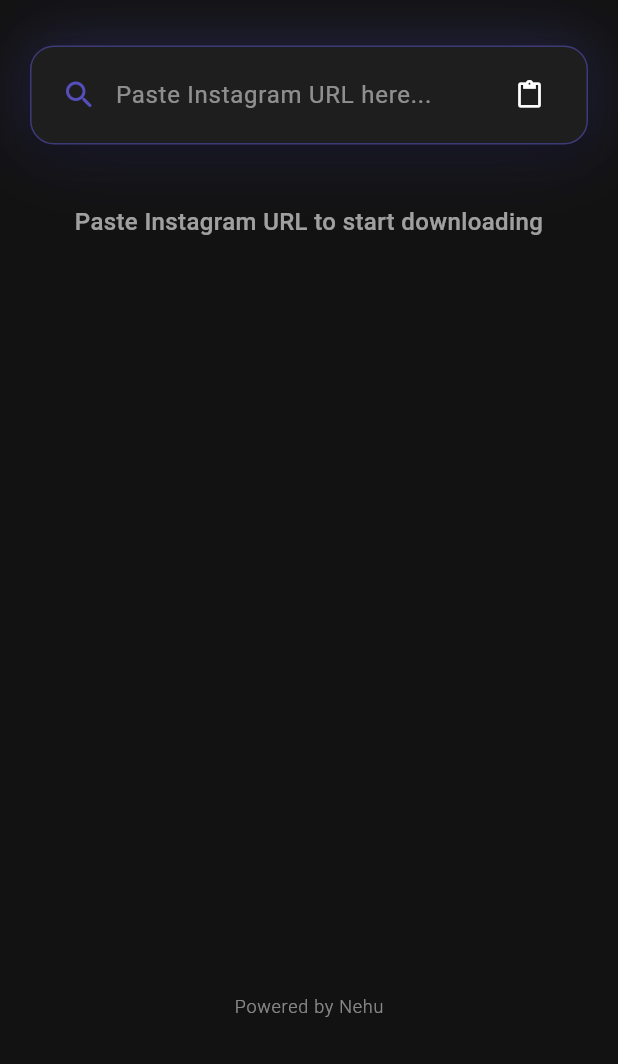
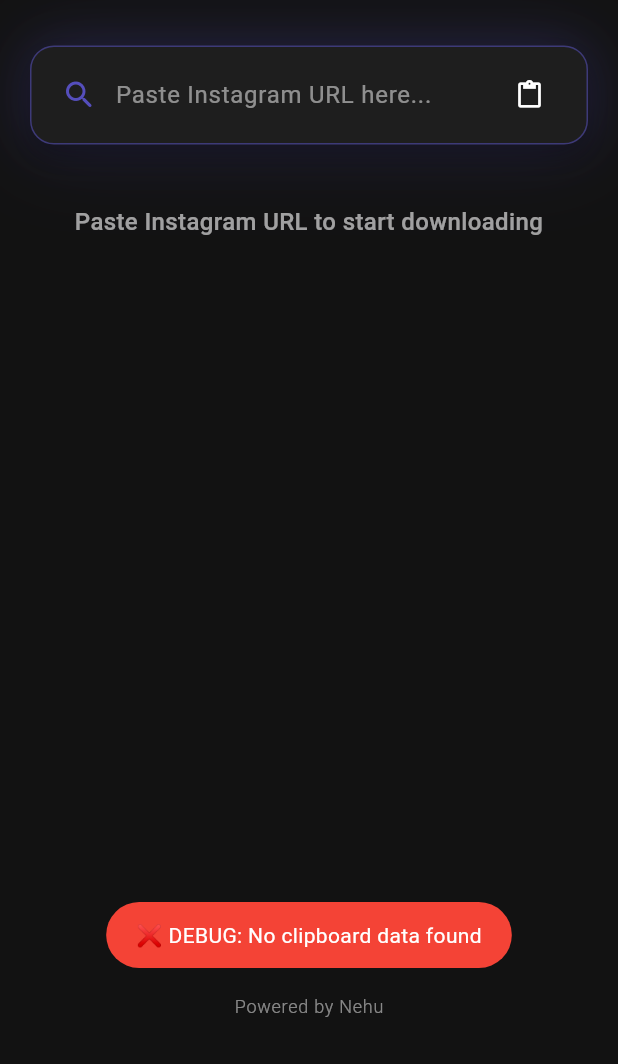
Before and after one commit to hiotakuofficial-cloud/GetInsta, a Flutter app: the screen it shows after launch, after a tap on the "content paste" icon, on a phone screen of 412 x 824 dp, the part 172-1236 px from its top. Run offline on Flutter 3.47's test engine with Material 3 defaults, Android fonts, the phone set to English and light mode, and no system bars; our stand-ins replace chewie, connectivity_plus, flutter_local_notifications, fluttertoast, permission_handler, shared_preferences and 1 more; missing offline and left inert: screen_brightness, volume_controller; Roboto replaces fonts that are missing (Cursive).

Commit message:
Add comprehensive debugging toasts to track URL processing and quick action flow

```diff
--- a/lib/home_screen.dart
+++ b/lib/home_screen.dart
@@ -154,11 +154,22 @@ class _HomeScreenState extends State<HomeScreen> with TickerProviderStateMixin {
   }
 
   void _onPastePressed() async {
+    Fluttertoast.showToast(
+      msg: "📋 DEBUG: Paste pressed, hasText: $_hasText",
+      backgroundColor: Colors.grey,
+      toastLength: Toast.LENGTH_LONG
+    );
+
     if (_hasText) {
       // If text exists, treat as download action (manual input)
       final url = _searchController.text;
       if (url.isNotEmpty) {
         _isQuickAction = false; // Manual input = show options
+        Fluttertoast.showToast(
+          msg: "⌨️ DEBUG: Manual input detected, Quick: $_isQuickAction",
+          backgroundColor: Colors.indigo,
+          toastLength: Toast.LENGTH_LONG
+        );
         _processInstagramUrl(url);
       }
     } else {
@@ -176,22 +187,57 @@ class _HomeScreenState extends State<HomeScreen> with TickerProviderStateMixin {
 
         // Auto-process for quick action
         _isQuickAction = true; // Paste from clipboard = quick download
+        Fluttertoast.showToast(
+          msg: "📋 DEBUG: Clipboard paste detected, Quick: $_isQuickAction, URL: ${data.text!.substring(0, data.text!.length > 30 ? 30 : data.text!.length)}...",
+          backgroundColor: Colors.teal,
+          toastLength: Toast.LENGTH_LONG
+        );
         _processInstagramUrl(data.text!);
+      } else {
+        Fluttertoast.showToast(
+          msg: "❌ DEBUG: No clipboard data found",
+          backgroundColor: Colors.red,
+          toastLength: Toast.LENGTH_LONG
+        );
       }
     }
   }
 
   void _processInstagramUrl(String url) async {
+    // Debug toast to see what URL is received
+    Fluttertoast.showToast(
+      msg: "🔍 DEBUG: Received URL: ${url.substring(0, url.length > 50 ? 50 : url.length)}...",
+      backgroundColor: Colors.orange,
+      toastLength: Toast.LENGTH_LONG
+    );
+
     // Check if it's YouTube or Pinterest first
     if (YouTubePinterestHandler.isYouTubeUrl(url)) {
+      Fluttertoast.showToast(
+        msg: "🎥 DEBUG: Detected YouTube URL, Quick: $_isQuickAction",
+        backgroundColor: Colors.blue,
+        toastLength: Toast.LENGTH_LONG
+      );
       _processYouTubeUrl(url);
       return;
     }
 
     if (YouTubePinterestHandler.isPinterestUrl(url)) {
+      Fluttertoast.showToast(
+        msg: "📌 DEBUG: Detected Pinterest URL, Quick: $_isQuickAction",
+        backgroundColor: Colors.pink,
+        toastLength: Toast.LENGTH_LONG
+      );
       _processPinterestUrl(url);
       return;
     }
+
+    // Debug for Instagram detection
+    Fluttertoast.showToast(
+      msg: "📷 DEBUG: Processing as Instagram URL",
+      backgroundColor: Colors.purple,
+      toastLength: Toast.LENGTH_LONG
+    );
 
     // Original Instagram processing (unchanged)
     if (!InstagramHandler.isValidInstagramUrl(url)) {
@@ -1330,6 +1376,12 @@ class _HomeScreenState extends State<HomeScreen> with TickerProviderStateMixin {
 
   // YouTube processing
   void _processYouTubeUrl(String url) async {
+    Fluttertoast.showToast(
+      msg: "🎥 DEBUG: YouTube processing started, Quick: $_isQuickAction",
+      backgroundColor: Colors.blue,
+      toastLength: Toast.LENGTH_LONG
+    );
+
     final connectivityResult = await Connectivity().checkConnectivity();
     if (connectivityResult == ConnectivityResult.none) {
       _showNoInternetToast();
@@ -1343,8 +1395,20 @@ class _HomeScreenState extends State<HomeScreen> with TickerProviderStateMixin {
     try {
       // Use the quick action flag instead of text field check
       if (_isQuickAction) {
+        Fluttertoast.showToast(
+          msg: "⚡ DEBUG: Starting quick YouTube download...",
+          backgroundColor: Colors.green,
+          toastLength: Toast.LENGTH_LONG
+        );
+
         // Quick download 360p
         final result = await YouTubePinterestHandler.quickDownloadYouTube(url);
+
+        Fluttertoast.showToast(
+          msg: "📊 DEBUG: Quick download result: ${result['success']}",
+          backgroundColor: Colors.yellow,
+          toastLength: Toast.LENGTH_LONG
+        );
 
         if (result['success'] == true) {
           final downloadResult = await InstagramHandler.downloadMedia(
@@ -1368,8 +1432,20 @@ class _HomeScreenState extends State<HomeScreen> with TickerProviderStateMixin {
               toastLength: Toast.LENGTH_LONG
             );
           }
+        } else {
+          Fluttertoast.showToast(
+            msg: "❌ Quick download failed: ${result['error']}",
+            backgroundColor: Colors.red,
+            toastLength: Toast.LENGTH_LONG
+          );
         }
       } else {
+        Fluttertoast.showToast(
+          msg: "🎛️ DEBUG: Showing YouTube options UI...",
+          backgroundColor: Colors.cyan,
+          toastLength: Toast.LENGTH_LONG
+        );
+
         // Show quality selection bottom sheet
         final result = await YouTubePinterestHandler.getYouTubeInfo(url);
 
```
